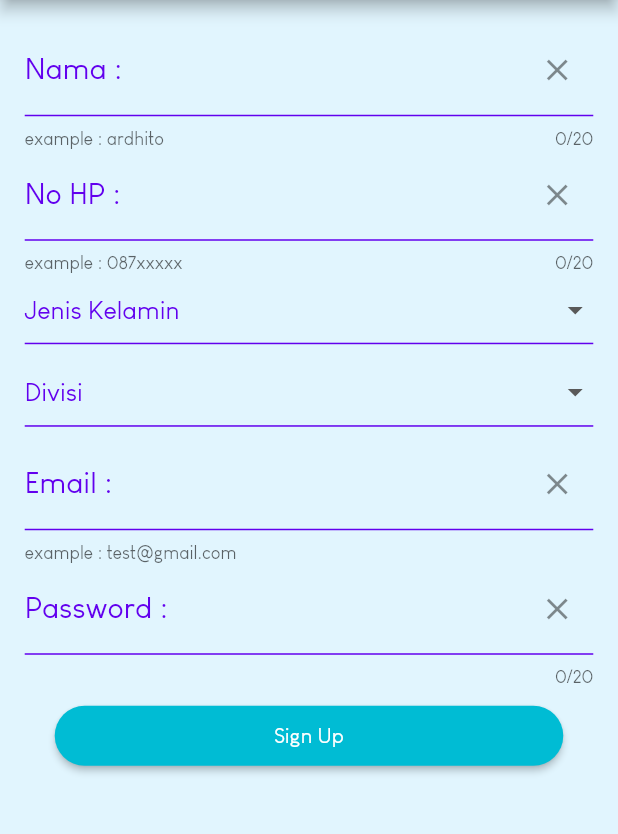
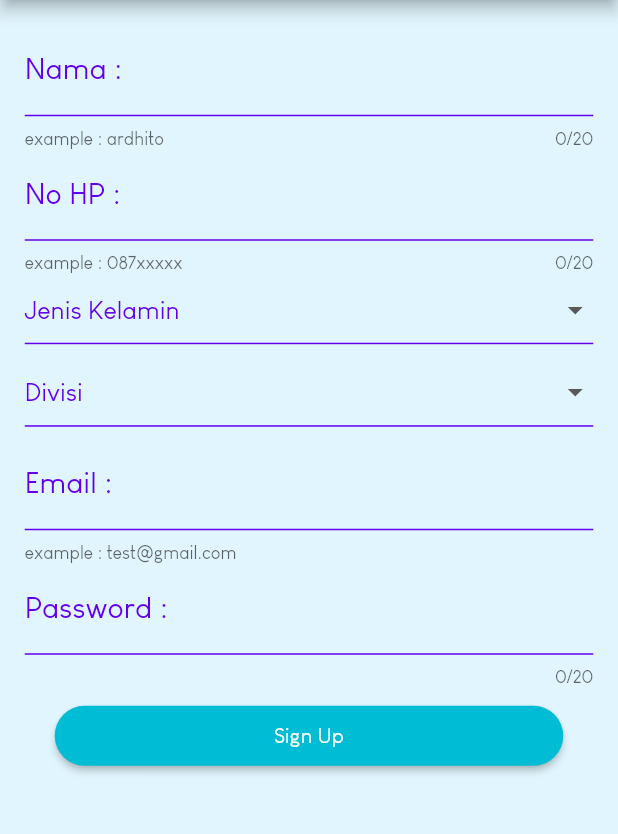
Before and after one commit to Fruscie/My_kantor, a Flutter app: the Regist screen opened by its route, on a phone screen of 412 x 824 dp, the part 84-918 px from its top. Run offline on Flutter 3.47's test engine with Material 2 defaults, Android fonts, the phone set to English and light mode, and no system bars; our stand-ins replace cloud_firestore, firebase_auth, firebase_core, firebase_database; accounts and stored records are empty.

Commit message:
fix Regist

```diff
--- a/lib/Controller/database.dart
+++ b/lib/Controller/database.dart
@@ -6,7 +6,7 @@ class DatabaseServices {
 
   static Future<void> createMember(String divisi,
       {String nama, String noHP, String jK, String email}) async {
-    await divisiCollection.doc(divisi).update({
+    await divisiCollection.doc(divisi).set({
       nama: [
         {
           'Nama': nama,
--- a/lib/Controller/sizes_helpers.dart
+++ b/lib/Controller/sizes_helpers.dart
@@ -1,16 +1,16 @@
 import 'package:flutter/material.dart';
 
 Size displaySize(BuildContext context) {
-  debugPrint('Size = ' + MediaQuery.of(context).size.toString());
+  // debugPrint('Size = ' + MediaQuery.of(context).size.toString());
   return MediaQuery.of(context).size;
 }
 
 double displayHeight(BuildContext context) {
-  debugPrint('Height = ' + displaySize(context).height.toString());
+  // debugPrint('Height = ' + displaySize(context).height.toString());
   return displaySize(context).height;
 }
 
 double displayWidth(BuildContext context) {
-  debugPrint('Width = ' + displaySize(context).width.toString());
+  // debugPrint('Width = ' + displaySize(context).width.toString());
   return displaySize(context).width;
 }
--- a/lib/Widget/Button.dart
+++ b/lib/Widget/Button.dart
@@ -37,7 +37,7 @@ class ButtonState extends StatelessWidget {
                 AuthServices.signIn(context, email, password);
               } else if (label == "Sign Up") {
                 AuthServices.signUp(context, email, password,nama,noHp,jenisKelamin,divisi);
-                // formKey.currentState.reset();
+                formKey.currentState.reset();
               }
             }
           }),
--- a/lib/main.dart
+++ b/lib/main.dart
@@ -27,6 +27,7 @@ class MyApp extends StatelessWidget {
           '/Regist': (context) => Regist(),
           '/Home': (context) => HomePage(null),
           '/Login': (context) => LoginPage(),
+          '/Landing':(context)=>LandingPage()
         },
 
         title: 'MyKantor',
--- a/lib/pages/Home.dart
+++ b/lib/pages/Home.dart
@@ -20,7 +20,7 @@ class _HomePageState extends State<HomePage> {
                 mainAxisAlignment: MainAxisAlignment.center,
         children: [
           Container(
-            child: Text('HI ' + widget.user.displayName.toString(),style: TextStyle(fontSize:30),))
+            child: Text('Hi ' + widget.user.displayName.toString(),style: TextStyle(fontSize:30),))
         ],
       )))
     ]);
--- a/lib/pages/LandingPage.dart
+++ b/lib/pages/LandingPage.dart
@@ -10,8 +10,7 @@ class LandingPage extends StatelessWidget {
 
   @override
   Widget build(BuildContext context) {
-
     final user = Provider.of<User>(context);
-    return user == null? LoginPage() : PageControl();//Home(user);
+    return user == null ? LoginPage() : PageControl(); //Home(user);
   }
 }
--- a/lib/pages/PageController.dart
+++ b/lib/pages/PageController.dart
@@ -5,6 +5,8 @@ import 'package:my_kantor/pages/Home.dart';
 import 'package:provider/provider.dart';
 
 class PageControl extends StatefulWidget {
+
+
   @override
   _PageControlState createState() => _PageControlState();
 }
--- a/lib/pages/Regist.dart
+++ b/lib/pages/Regist.dart
@@ -1,6 +1,8 @@
 import 'package:flutter/material.dart';
 import 'package:flutter/services.dart';
 import 'package:my_kantor/Widget/Button.dart';
+
+
 
 class Regist extends StatefulWidget {
   @override
@@ -21,10 +23,6 @@ class _RegistState extends State<Regist> {
   ];
   final formKey = new GlobalKey<FormState>();
   String nama, divisi, noHp, email, password, gender, jenisKelamin;
-  var namaControl,
-      noHpControl,
-      emailControl,
-      passwordControl = TextEditingController();
 
   @override
   Widget build(BuildContext context) {
@@ -37,8 +35,7 @@ class _RegistState extends State<Regist> {
                 padding: EdgeInsets.only(right: 10.0),
                 child: GestureDetector(
                   onTap: () {
-                    int count = 0;
-                    Navigator.of(context).popUntil((_) => count++ >= 2);
+                    Navigator.of(context).popUntil((route) => route.isFirst);
                   },
                   child: Icon(
                     Icons.exit_to_app_outlined,
@@ -82,7 +79,6 @@ class _RegistState extends State<Regist> {
       TextFormField(
         cursorColor: Theme.of(context).cursorColor,
         maxLength: 20,
-        controller: namaControl,
         decoration: InputDecoration(
           labelText: "Nama : ",
           labelStyle: TextStyle(
@@ -90,8 +86,6 @@ class _RegistState extends State<Regist> {
             color: Color(0xFF6200EE),
           ),
           helperText: "example : ardhito",
-          suffixIcon: IconButton(
-              icon: Icon(Icons.clear), onPressed: () => namaControl.clear()),
           enabledBorder: UnderlineInputBorder(
             borderSide: BorderSide(color: Color(0xFF6200EE)),
           ),
@@ -108,7 +102,6 @@ class _RegistState extends State<Regist> {
       TextFormField(
         cursorColor: Theme.of(context).cursorColor,
         maxLength: 20,
-        controller: noHpControl,
         keyboardType: TextInputType.number,
         inputFormatters: <TextInputFormatter>[
           FilteringTextInputFormatter.digitsOnly
@@ -120,8 +113,6 @@ class _RegistState extends State<Regist> {
             color: Color(0xFF6200EE),
           ),
           helperText: "example : 087xxxxx",
-          suffixIcon: IconButton(
-              icon: Icon(Icons.clear), onPressed: () => noHpControl.clear()),
           enabledBorder: UnderlineInputBorder(
             borderSide: BorderSide(color: Color(0xFF6200EE)),
           ),
@@ -193,7 +184,6 @@ class _RegistState extends State<Regist> {
       ),
       TextFormField(
         cursorColor: Theme.of(context).cursorColor,
-        controller: emailControl,
         decoration: InputDecoration(
           labelText: "Email : ",
           labelStyle: TextStyle(
@@ -201,8 +191,6 @@ class _RegistState extends State<Regist> {
             color: Color(0xFF6200EE),
           ),
           helperText: "example : test@gmail.com",
-          suffixIcon: IconButton(
-              icon: Icon(Icons.clear), onPressed: () => emailControl.clear()),
           enabledBorder: UnderlineInputBorder(
             borderSide: BorderSide(color: Color(0xFF6200EE)),
           ),
@@ -222,16 +210,12 @@ class _RegistState extends State<Regist> {
         obscureText: true,
         cursorColor: Theme.of(context).cursorColor,
         maxLength: 20,
-        controller: passwordControl,
         decoration: InputDecoration(
           labelText: "Password : ",
           labelStyle: TextStyle(
             fontSize: 20,
             color: Color(0xFF6200EE),
           ),
-          suffixIcon: IconButton(
-              icon: Icon(Icons.clear),
-              onPressed: () => passwordControl.clear()),
           enabledBorder: UnderlineInputBorder(
             borderSide: BorderSide(color: Color(0xFF6200EE)),
           ),
```
Also changed, not shown: lib/Controller/CekData.dart (+0 -22 lines), lib/pages/Login.dart (+6 -4 lines).
